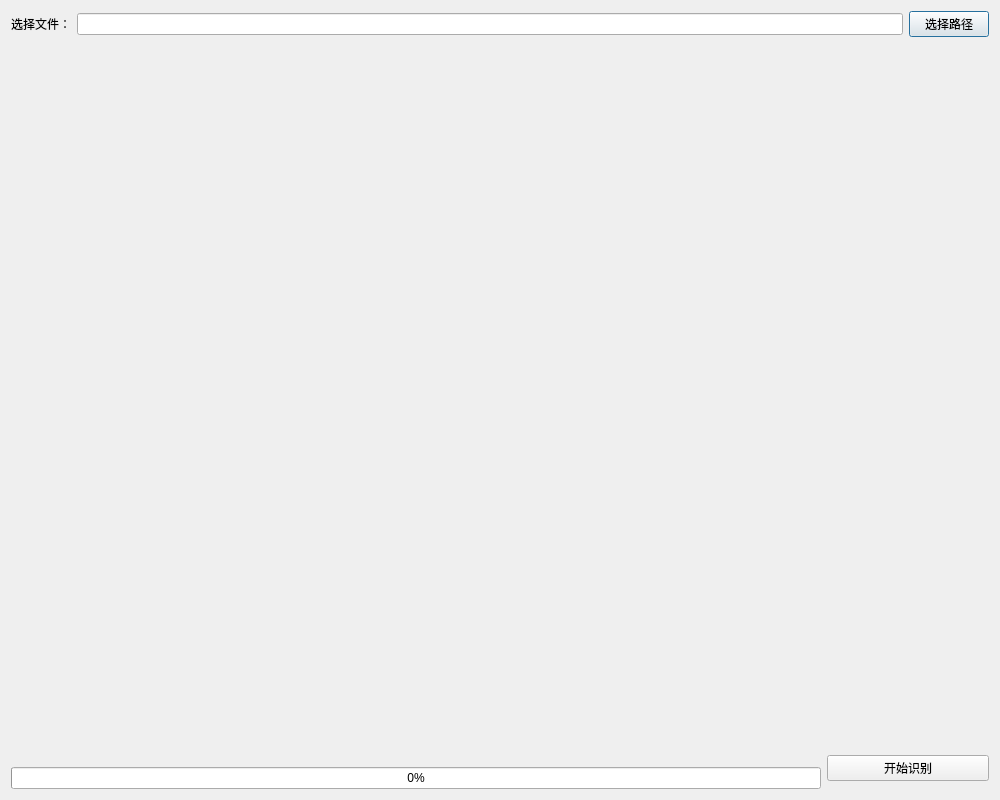
Qt form GUI/test.ui (ZxxWs/IdentifyBuilding) before a commit.
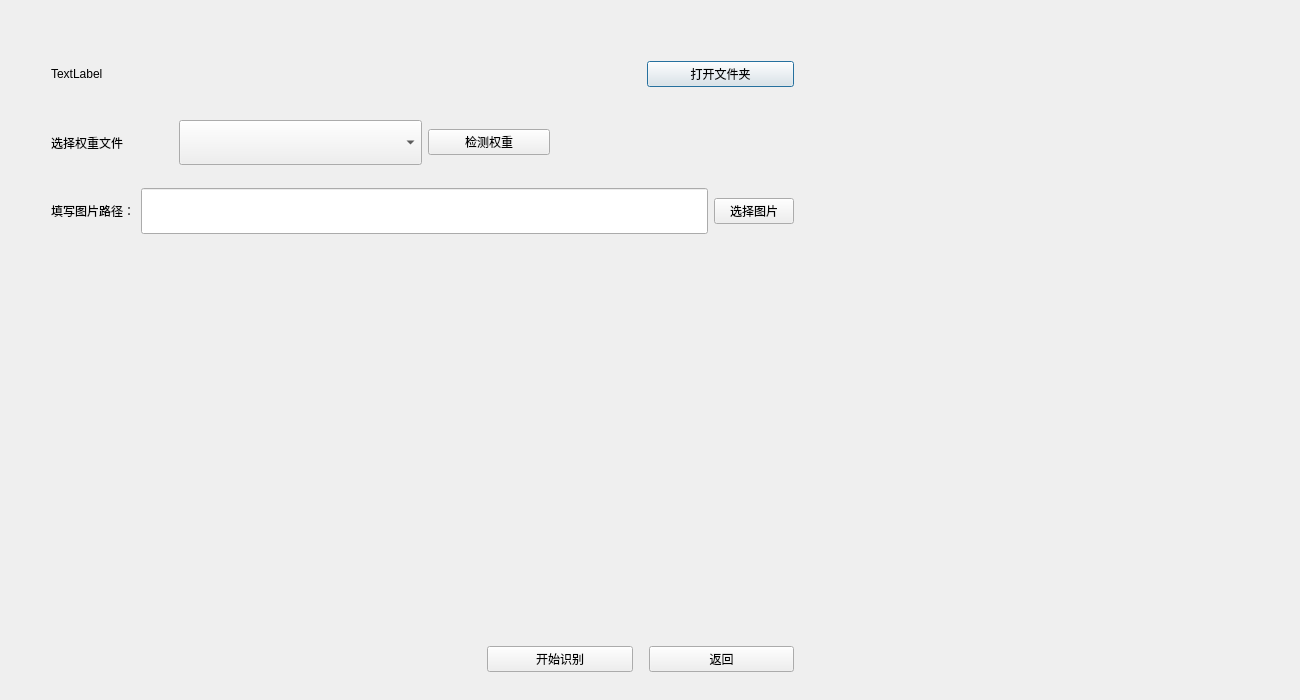
The same form after that commit.

Patch:
```diff
--- a/GUI/test.ui
+++ b/GUI/test.ui
@@ -6,8 +6,8 @@
    <rect>
     <x>0</x>
     <y>0</y>
-    <width>1000</width>
-    <height>800</height>
+    <width>1300</width>
+    <height>700</height>
    </rect>
   </property>
   <property name="windowTitle">
@@ -15,56 +15,107 @@
   </property>
   <layout class="QVBoxLayout" name="verticalLayout_7">
    <item>
-    <layout class="QVBoxLayout" name="verticalLayout_5">
+    <layout class="QHBoxLayout" name="horizontalLayout" stretch="0,3,2">
      <item>
-      <layout class="QHBoxLayout" name="horizontalLayout_3">
-       <item>
-        <widget class="QLabel" name="label">
-         <property name="text">
-          <string>选择文件：</string>
-         </property>
-        </widget>
-       </item>
-       <item>
-        <widget class="QLineEdit" name="lineEdit"/>
-       </item>
-       <item>
-        <widget class="QPushButton" name="pushButtonSelect">
-         <property name="text">
-          <string>选择路径</string>
-         </property>
-        </widget>
-       </item>
-      </layout>
+      <spacer name="horizontalSpacer_2">
+       <property name="orientation">
+        <enum>Qt::Horizontal</enum>
+       </property>
+       <property name="sizeHint" stdset="0">
+        <size>
+         <width>40</width>
+         <height>20</height>
+        </size>
+       </property>
+      </spacer>
      </item>
      <item>
-      <layout class="QHBoxLayout" name="horizontalLayout_5" stretch="6,1">
+      <layout class="QVBoxLayout" name="verticalLayout_5" stretch="0,1,0,1,0,1,0,8,0,0,0">
        <item>
-        <widget class="QLabel" name="labelImage">
-         <property name="text">
-          <string/>
-         </property>
-        </widget>
-       </item>
-       <item>
-        <spacer name="verticalSpacer">
+        <spacer name="verticalSpacer_2">
          <property name="orientation">
           <enum>Qt::Vertical</enum>
          </property>
          <property name="sizeHint" stdset="0">
           <size>
-           <width>10</width>
+           <width>20</width>
            <height>40</height>
           </size>
          </property>
         </spacer>
        </item>
-      </layout>
-     </item>
-     <item>
-      <layout class="QHBoxLayout" name="horizontalLayout_6" stretch="5,1">
        <item>
-        <layout class="QVBoxLayout" name="verticalLayout_6" stretch="0,0">
+        <layout class="QHBoxLayout" name="horizontalLayout_2" stretch="4,1">
+         <item>
+          <widget class="QLabel" name="labelOpenDir">
+           <property name="sizePolicy">
+            <sizepolicy hsizetype="Preferred" vsizetype="Expanding">
+             <horstretch>0</horstretch>
+             <verstretch>0</verstretch>
+            </sizepolicy>
+           </property>
+           <property name="text">
+            <string>TextLabel</string>
+           </property>
+           <property name="wordWrap">
+            <bool>true</bool>
+           </property>
+          </widget>
+         </item>
+         <item>
+          <widget class="QPushButton" name="pushButtonOpenDir">
+           <property name="text">
+            <string>打开文件夹</string>
+           </property>
+          </widget>
+         </item>
+        </layout>
+       </item>
+       <item>
+        <spacer name="verticalSpacer_4">
+         <property name="orientation">
+          <enum>Qt::Vertical</enum>
+         </property>
+         <property name="sizeHint" stdset="0">
+          <size>
+           <width>20</width>
+           <height>17</height>
+          </size>
+         </property>
+        </spacer>
+       </item>
+       <item>
+        <layout class="QHBoxLayout" name="horizontalLayout_6" stretch="1,2,1,2">
+         <item>
+          <widget class="QLabel" name="labelWeight">
+           <property name="sizePolicy">
+            <sizepolicy hsizetype="Preferred" vsizetype="Expanding">
+             <horstretch>0</horstretch>
+             <verstretch>0</verstretch>
+            </sizepolicy>
+           </property>
+           <property name="text">
+            <string>选择权重文件</string>
+           </property>
+          </widget>
+         </item>
+         <item>
+          <widget class="QComboBox" name="comboBoxWeight">
+           <property name="sizePolicy">
+            <sizepolicy hsizetype="Expanding" vsizetype="Expanding">
+             <horstretch>0</horstretch>
+             <verstretch>0</verstretch>
+            </sizepolicy>
+           </property>
+          </widget>
+         </item>
+         <item>
+          <widget class="QPushButton" name="pushButtonWeight">
+           <property name="text">
+            <string>检测权重</string>
+           </property>
+          </widget>
+         </item>
          <item>
           <spacer name="horizontalSpacer">
            <property name="orientation">
@@ -78,24 +129,208 @@
            </property>
           </spacer>
          </item>
+        </layout>
+       </item>
+       <item>
+        <spacer name="verticalSpacer_6">
+         <property name="orientation">
+          <enum>Qt::Vertical</enum>
+         </property>
+         <property name="sizeHint" stdset="0">
+          <size>
+           <width>20</width>
+           <height>17</height>
+          </size>
+         </property>
+        </spacer>
+       </item>
+       <item>
+        <layout class="QHBoxLayout" name="horizontalLayout_3">
          <item>
-          <widget class="QProgressBar" name="progressBar">
-           <property name="value">
-            <number>0</number>
+          <widget class="QLabel" name="label">
+           <property name="sizePolicy">
+            <sizepolicy hsizetype="Preferred" vsizetype="Expanding">
+             <horstretch>0</horstretch>
+             <verstretch>0</verstretch>
+            </sizepolicy>
            </property>
+           <property name="text">
+            <string>填写图片路径：</string>
+           </property>
           </widget>
          </item>
+         <item>
+          <widget class="QLineEdit" name="lineEdit">
+           <property name="sizePolicy">
+            <sizepolicy hsizetype="Expanding" vsizetype="Expanding">
+             <horstretch>0</horstretch>
+             <verstretch>0</verstretch>
+            </sizepolicy>
+           </property>
+          </widget>
+         </item>
+         <item>
+          <widget class="QPushButton" name="pushButtonSelect">
+           <property name="text">
+            <string>选择图片</string>
+           </property>
+          </widget>
+         </item>
         </layout>
        </item>
        <item>
-        <widget class="QPushButton" name="pushButtonTest">
-         <property name="text">
-          <string>开始识别</string>
+        <spacer name="verticalSpacer_5">
+         <property name="orientation">
+          <enum>Qt::Vertical</enum>
          </property>
-        </widget>
+         <property name="sizeHint" stdset="0">
+          <size>
+           <width>20</width>
+           <height>17</height>
+          </size>
+         </property>
+        </spacer>
+       </item>
+       <item>
+        <layout class="QHBoxLayout" name="horizontalLayout_5" stretch="0,6,0">
+         <item>
+          <spacer name="horizontalSpacer_4">
+           <property name="orientation">
+            <enum>Qt::Horizontal</enum>
+           </property>
+           <property name="sizeHint" stdset="0">
+            <size>
+             <width>60</width>
+             <height>20</height>
+            </size>
+           </property>
+          </spacer>
+         </item>
+         <item>
+          <widget class="QLabel" name="labelImage">
+           <property name="sizePolicy">
+            <sizepolicy hsizetype="Expanding" vsizetype="Expanding">
+             <horstretch>0</horstretch>
+             <verstretch>0</verstretch>
+            </sizepolicy>
+           </property>
+           <property name="text">
+            <string/>
+           </property>
+          </widget>
+         </item>
+         <item>
+          <spacer name="horizontalSpacer_5">
+           <property name="orientation">
+            <enum>Qt::Horizontal</enum>
+           </property>
+           <property name="sizeHint" stdset="0">
+            <size>
+             <width>60</width>
+             <height>20</height>
+            </size>
+           </property>
+          </spacer>
+         </item>
+        </layout>
+       </item>
+       <item>
+        <spacer name="verticalSpacer_3">
+         <property name="orientation">
+          <enum>Qt::Vertical</enum>
+         </property>
+         <property name="sizeHint" stdset="0">
+          <size>
+           <width>20</width>
+           <height>17</height>
+          </size>
+         </property>
+        </spacer>
+       </item>
+       <item>
+        <layout class="QHBoxLayout" name="horizontalLayout_4" stretch="3,1,0,1">
+         <item>
+          <spacer name="horizontalSpacer_7">
+           <property name="orientation">
+            <enum>Qt::Horizontal</enum>
+           </property>
+           <property name="sizeHint" stdset="0">
+            <size>
+             <width>40</width>
+             <height>20</height>
+            </size>
+           </property>
+          </spacer>
+         </item>
+         <item>
+          <widget class="QPushButton" name="pushButtonTest">
+           <property name="sizePolicy">
+            <sizepolicy hsizetype="Expanding" vsizetype="Fixed">
+             <horstretch>0</horstretch>
+             <verstretch>0</verstretch>
+            </sizepolicy>
+           </property>
+           <property name="text">
+            <string>开始识别</string>
+           </property>
+          </widget>
+         </item>
+         <item>
+          <spacer name="horizontalSpacer_6">
+           <property name="orientation">
+            <enum>Qt::Horizontal</enum>
+           </property>
+           <property name="sizeHint" stdset="0">
+            <size>
+             <width>10</width>
+             <height>20</height>
+            </size>
+           </property>
+          </spacer>
+         </item>
+         <item>
+          <widget class="QPushButton" name="pushButtonBack">
+           <property name="sizePolicy">
+            <sizepolicy hsizetype="Expanding" vsizetype="Fixed">
+             <horstretch>0</horstretch>
+             <verstretch>0</verstretch>
+            </sizepolicy>
+           </property>
+           <property name="text">
+            <string>返回</string>
+           </property>
+          </widget>
+         </item>
+        </layout>
+       </item>
+       <item>
+        <spacer name="verticalSpacer">
+         <property name="orientation">
+          <enum>Qt::Vertical</enum>
+         </property>
+         <property name="sizeHint" stdset="0">
+          <size>
+           <width>20</width>
+           <height>17</height>
+          </size>
+         </property>
+        </spacer>
        </item>
       </layout>
      </item>
+     <item>
+      <spacer name="horizontalSpacer_3">
+       <property name="orientation">
+        <enum>Qt::Horizontal</enum>
+       </property>
+       <property name="sizeHint" stdset="0">
+        <size>
+         <width>40</width>
+         <height>20</height>
+        </size>
+       </property>
+      </spacer>
+     </item>
     </layout>
    </item>
   </layout>
```
